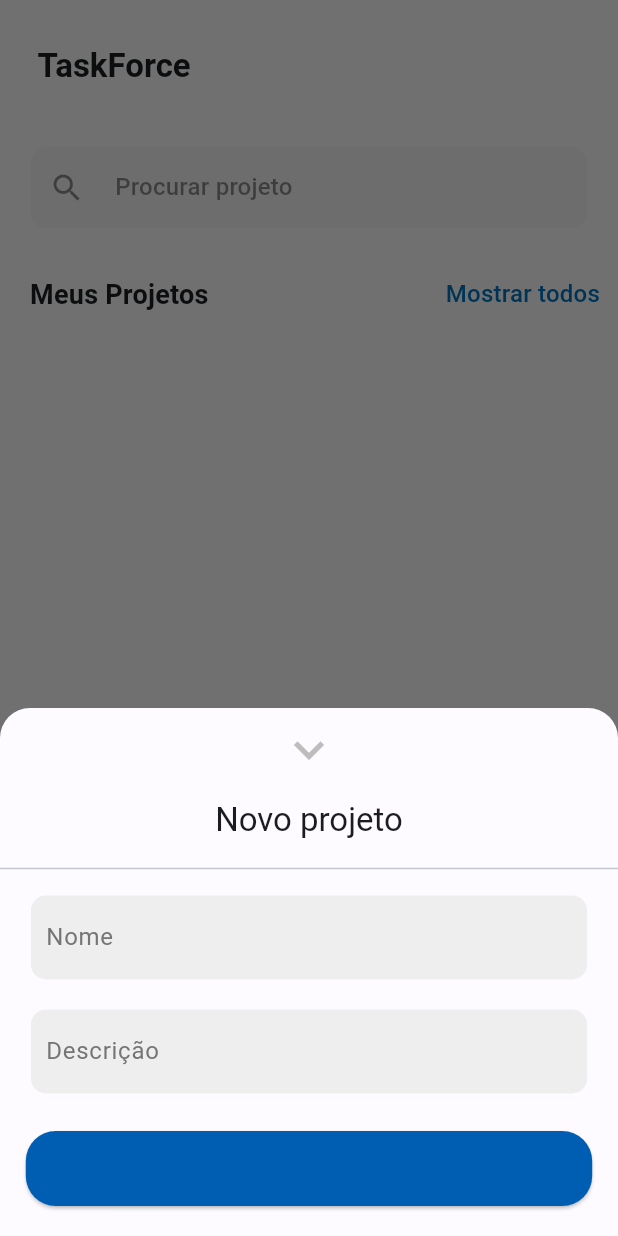
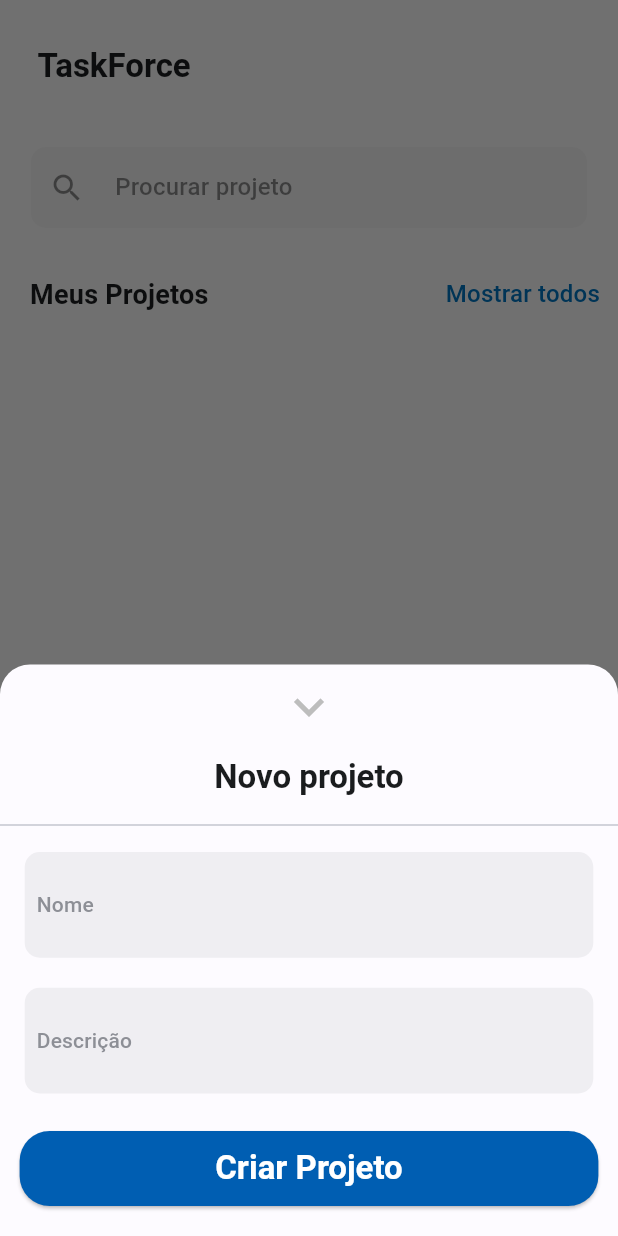
Before and after one commit to cadumeneses/app-manager-project, a Flutter app: the HomePage screen opened directly, item 3 of the bottom bar chosen, on a phone screen of 412 x 824 dp. Run offline on Flutter 3.47's test engine with Material 2 defaults, Android fonts, the phone set to English and light mode, and no system bars; our stand-ins replace dio, font_awesome_flutter, shared_preferences; accounts and stored records are empty; network calls fail.

Commit message:
feat: adicionando novo estilo para ProjectForm

```diff
--- a/lib/core/components/form/input_submit_form.dart
+++ b/lib/core/components/form/input_submit_form.dart
@@ -1,13 +1,16 @@
 import 'package:flutter/material.dart';
 
 class InputSubmitForm extends StatelessWidget {
-  const InputSubmitForm(
-      {required this.color,
-      required this.submitForm,
-      required this.nameButton,
-      super.key});
+  const InputSubmitForm({
+    required this.color,
+    required this.submitForm,
+    required this.nameButton,
+    required this.labelColor,
+    super.key,
+  });
 
   final Color color;
+  final Color labelColor;
   final void Function() submitForm;
   final String nameButton;
 
@@ -21,11 +24,14 @@ class InputSubmitForm extends StatelessWidget {
       onPressed: submitForm,
       child: SizedBox(
         height: 50,
-        width: MediaQuery.of(context).size.width * 0.8,
+        width: MediaQuery.of(context).size.width * 0.82,
         child: Center(
           child: Text(
             nameButton,
-            style: const TextStyle(fontSize: 20),
+            style: Theme.of(context).textTheme.titleLarge?.copyWith(
+                  color: labelColor,
+                  fontWeight: FontWeight.bold,
+                ),
           ),
         ),
       ),
--- a/lib/core/components/form/input_text_form.dart
+++ b/lib/core/components/form/input_text_form.dart
@@ -18,16 +18,22 @@ class InputTextForm extends StatelessWidget {
 
   @override
   Widget build(BuildContext context) {
+    final theme = Theme.of(context);
+    final colorScheme = theme.colorScheme;
     return Container(
-      padding: const EdgeInsets.only(left: 10),
-      width: MediaQuery.of(context).size.width * 0.9,
+      padding: const EdgeInsets.all(8),
+      width: MediaQuery.of(context).size.width * 0.92,
       decoration: BoxDecoration(
-          color: Colors.grey.shade200, borderRadius: BorderRadius.circular(10)),
+        color: colorScheme.outline.withOpacity(0.1),
+        borderRadius: BorderRadius.circular(10),
+      ),
       child: TextFormField(
         initialValue: formData[formDataTitle]?.toString(),
         decoration: InputDecoration(
           labelText: label,
-          labelStyle: TextStyle(color: Colors.grey.shade600),
+          labelStyle: theme.textTheme.labelLarge?.copyWith(
+            color: colorScheme.outline.withOpacity(0.8),
+          ),
           focusedBorder: InputBorder.none,
           border: InputBorder.none,
           errorBorder: InputBorder.none,
--- a/lib/core/task/components/task_form_component.dart
+++ b/lib/core/task/components/task_form_component.dart
@@ -156,6 +156,7 @@ class _TaskFormComponentState extends State<TaskFormComponent> {
                       color: colorScheme.secondaryContainer,
                       submitForm: _submitForm,
                       nameButton: 'Adicionar Tarefa',
+                      labelColor: colorScheme.onSecondaryContainer,
                     )
                   ],
                 ),
--- a/lib/features/home/presentation/ui/home_page.dart
+++ b/lib/features/home/presentation/ui/home_page.dart
@@ -1,4 +1,4 @@
-import 'package:app_manager_project/features/project/presentation/ui/components/porject_form_component.dart';
+import 'package:app_manager_project/features/project/presentation/ui/components/project_form_component.dart';
 import 'package:app_manager_project/features/project/presentation/ui/my_projects/my_projects_page.dart';
 import 'package:app_manager_project/features/profile/presentation/ui/profile_page.dart';
 import 'package:flutter/material.dart';
--- a/lib/features/profile/presentation/ui/components/profile_form_component.dart
+++ b/lib/features/profile/presentation/ui/components/profile_form_component.dart
@@ -175,6 +175,7 @@ class _ProfileFormComponentState extends State<ProfileFormComponent> {
                       color: colorScheme.primary,
                       submitForm: _submitForm,
                       nameButton: 'Criar Projeto',
+                      labelColor: colorScheme.onPrimaryContainer,
                     )
                   ],
                 ),
--- a/lib/features/project/presentation/ui/components/porject_form_component.dart
+++ b/lib/features/project/presentation/ui/components/project_form_component.dart
@@ -110,7 +110,12 @@ class _ProjectFormComponentState extends State<ProjectFormComponent> {
                     ),
                     Padding(
                       padding: const EdgeInsets.only(top: 5, bottom: 10),
-                      child: Text('Novo projeto', style: textTheme.titleLarge),
+                      child: Text(
+                        'Novo projeto',
+                        style: textTheme.titleLarge?.copyWith(
+                          fontWeight: FontWeight.bold,
+                        ),
+                      ),
                     ),
                     const Divider(),
                     const SizedBox(height: 10),
@@ -134,6 +139,7 @@ class _ProjectFormComponentState extends State<ProjectFormComponent> {
                       color: colorScheme.primary,
                       submitForm: _submitForm,
                       nameButton: 'Criar Projeto',
+                      labelColor: colorScheme.onPrimaryContainer,
                     )
                   ],
                 ),
```
